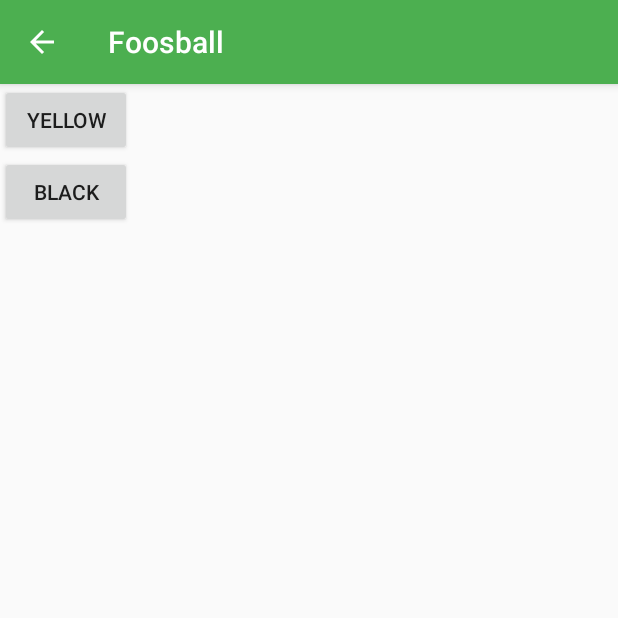
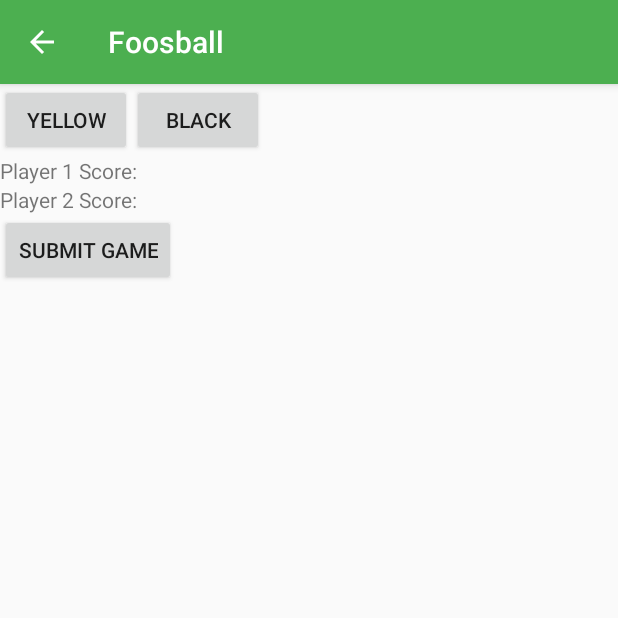
Before and after one commit to davidgraig/foosball, an Android app: the TableDetailFragment screen opened directly, with no data from a screen before it, on a phone screen of 412 x 824 dp, the top half of it. Run offline under Robolectric (Android 15) with nearby library versions, the phone set to English and light mode, and no system bars; our stand-ins replace ButterKnife; libraries missing offline, so code that uses them is left out: com.parse; 2 statements that could not run were skipped.

Commit message:
add table details... details, re-enable options menu

```diff
--- a/android/Foosball/app/src/main/java/codes/davidrussell/android/foosball/TableDetailFragment.java
+++ b/android/Foosball/app/src/main/java/codes/davidrussell/android/foosball/TableDetailFragment.java
@@ -5,30 +5,70 @@ import android.support.v4.app.Fragment;
 import android.view.LayoutInflater;
 import android.view.View;
 import android.view.ViewGroup;
+import android.widget.TextView;
 
 import com.parse.GetCallback;
 import com.parse.ParseException;
 import com.parse.ParseObject;
 import com.parse.ParseQuery;
+import com.parse.ParseUser;
+
+import butterknife.Bind;
+import butterknife.ButterKnife;
+import butterknife.OnClick;
 
 public class TableDetailFragment extends Fragment {
 
     public static final String ARG_ITEM_ID = "ITEM_ID";
 
+    @Bind(R.id.player_1_score)
+    protected TextView mPlayer1Score;
+    @Bind(R.id.player_2_score)
+    protected TextView mPlayer2Score;
+
+    private ParseObject mTable;
+
     @Override
     public View onCreateView(LayoutInflater inflater, ViewGroup container, Bundle savedInstanceState) {
+        View view = inflater.inflate(R.layout.fragment_table_detail, container, false);
+        ButterKnife.bind(this, view);
         String parseObjectId = getActivity().getIntent().getStringExtra(ARG_ITEM_ID);
         ParseQuery<ParseObject> query = ParseQuery.getQuery("Table");
         query.getInBackground(parseObjectId, new GetCallback<ParseObject>() {
             public void done(ParseObject object, ParseException e) {
                 if (e == null) {
-                    getActivity().setTitle(object.getString("name"));
+                    mTable = object;
+                    getActivity().setTitle(mTable.getString("name"));
+                    mPlayer1Score.setText(mTable.getString("player1Score"));
+                    mPlayer2Score.setText(mTable.getString("player2Score"));
                 } else {
-                    // something went wrong
+                    getActivity().finish();
                 }
             }
         });
 
-        return inflater.inflate(R.layout.fragment_table_detail, container, false);
+        return view;
+    }
+
+    @OnClick(R.id.yellow_sign_in)
+    public void onYellowButtonClick(View view) {
+        mTable.put("player1UserId", ParseUser.getCurrentUser().getObjectId());
+        mTable.saveInBackground();
+    }
+
+    @OnClick(R.id.black_sign_in)
+    public void onBlackButtonClick(View view) {
+        mTable.put("player2UserId", ParseUser.getCurrentUser().getObjectId());
+        mTable.saveInBackground();
+    }
+
+    @OnClick(R.id.commit_game)
+    public void onSubmitGameClicked(View view) {
+        ParseObject game = ParseObject.create("Game");
+        game.put("player1UserId", mTable.getString("player1UserId"));
+        game.put("player2UserId", mTable.getString("player2UserId"));
+        game.put("player1Score", mTable.getInt("player1Score"));
+        game.put("player2Score", mTable.getInt("player2Score"));
+        game.saveInBackground();
     }
 }
--- a/android/Foosball/app/src/main/res/layout/fragment_table_detail.xml
+++ b/android/Foosball/app/src/main/res/layout/fragment_table_detail.xml
@@ -1,16 +1,64 @@
 <?xml version="1.0" encoding="utf-8"?>
 <LinearLayout xmlns:android="http://schemas.android.com/apk/res/android"
-              android:orientation="vertical"
               android:layout_width="match_parent"
-              android:layout_height="wrap_content">
+              android:layout_height="wrap_content"
+              android:orientation="vertical">
+
+    <LinearLayout
+        android:layout_width="match_parent"
+        android:layout_height="wrap_content"
+        android:orientation="horizontal">
+
         <Button
             android:id="@+id/yellow_sign_in"
             android:layout_width="wrap_content"
             android:layout_height="wrap_content"
             android:text="Yellow"/>
+
         <Button
             android:id="@+id/black_sign_in"
             android:layout_width="wrap_content"
             android:layout_height="wrap_content"
             android:text="Black"/>
+
     </LinearLayout>
+
+
+    <LinearLayout
+        android:layout_width="match_parent"
+        android:layout_height="wrap_content"
+        android:orientation="horizontal">
+
+        <TextView
+            android:layout_width="match_parent"
+            android:layout_height="wrap_content"
+            android:text="Player 1 Score:"/>
+
+        <TextView
+            android:id="@+id/player_1_score"
+            android:layout_width="wrap_content"
+            android:layout_height="wrap_content"/>
+    </LinearLayout>
+
+    <LinearLayout
+        android:layout_width="match_parent"
+        android:layout_height="wrap_content"
+        android:orientation="horizontal">
+
+        <TextView
+            android:layout_width="match_parent"
+            android:layout_height="wrap_content"
+            android:text="Player 2 Score:"/>
+
+        <TextView
+            android:id="@+id/player_2_score"
+            android:layout_width="wrap_content"
+            android:layout_height="wrap_content"/>
+    </LinearLayout>
+
+    <Button
+        android:id="@+id/commit_game"
+        android:layout_width="wrap_content"
+        android:layout_height="wrap_content"
+        android:text="Submit Game"/>
+</LinearLayout>
```
Also changed, not shown: android/Foosball/app/src/main/java/codes/davidrussell/android/foosball/MainActivity.java (+24 -0 lines), 1 other file. Lines whose indentation alone changed are shown as unchanged.
